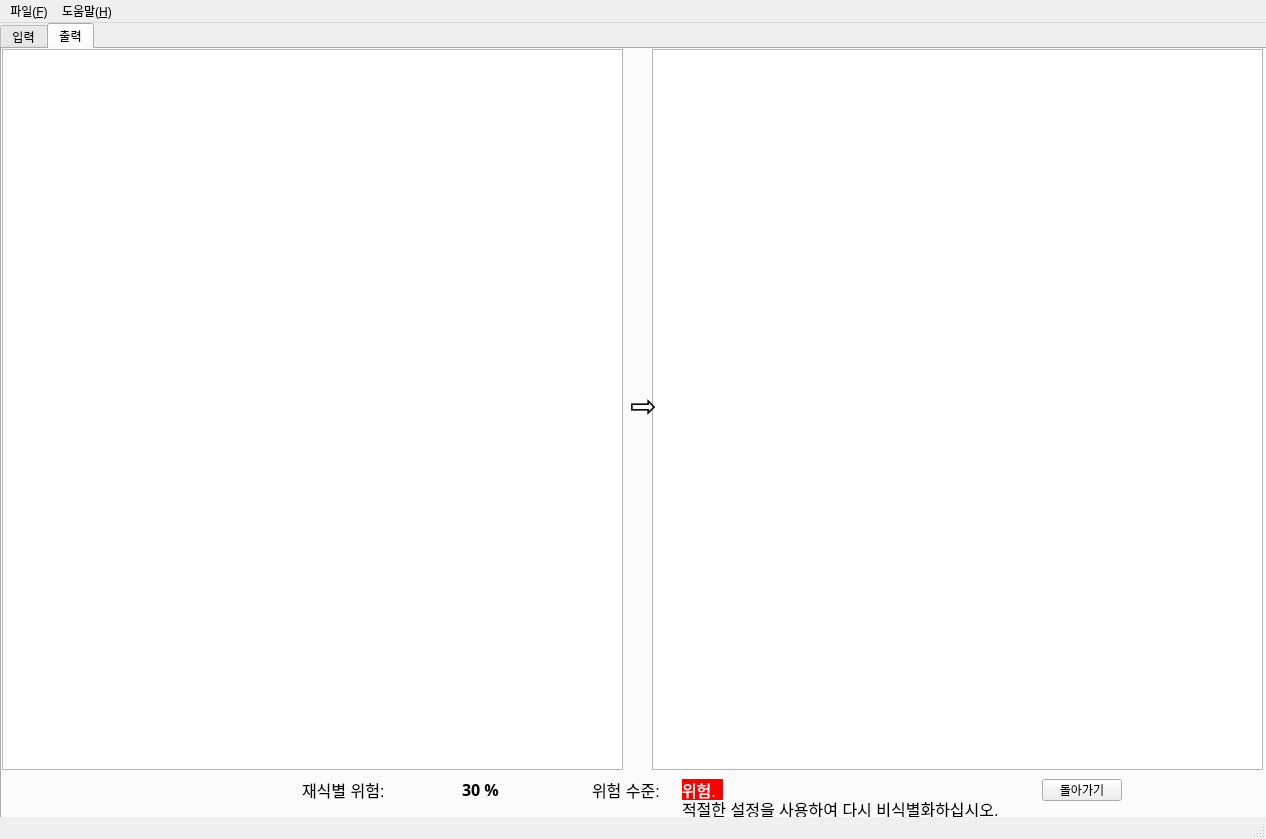
cosine0/anonymize, file src/ui/main.ui: the form before one commit.
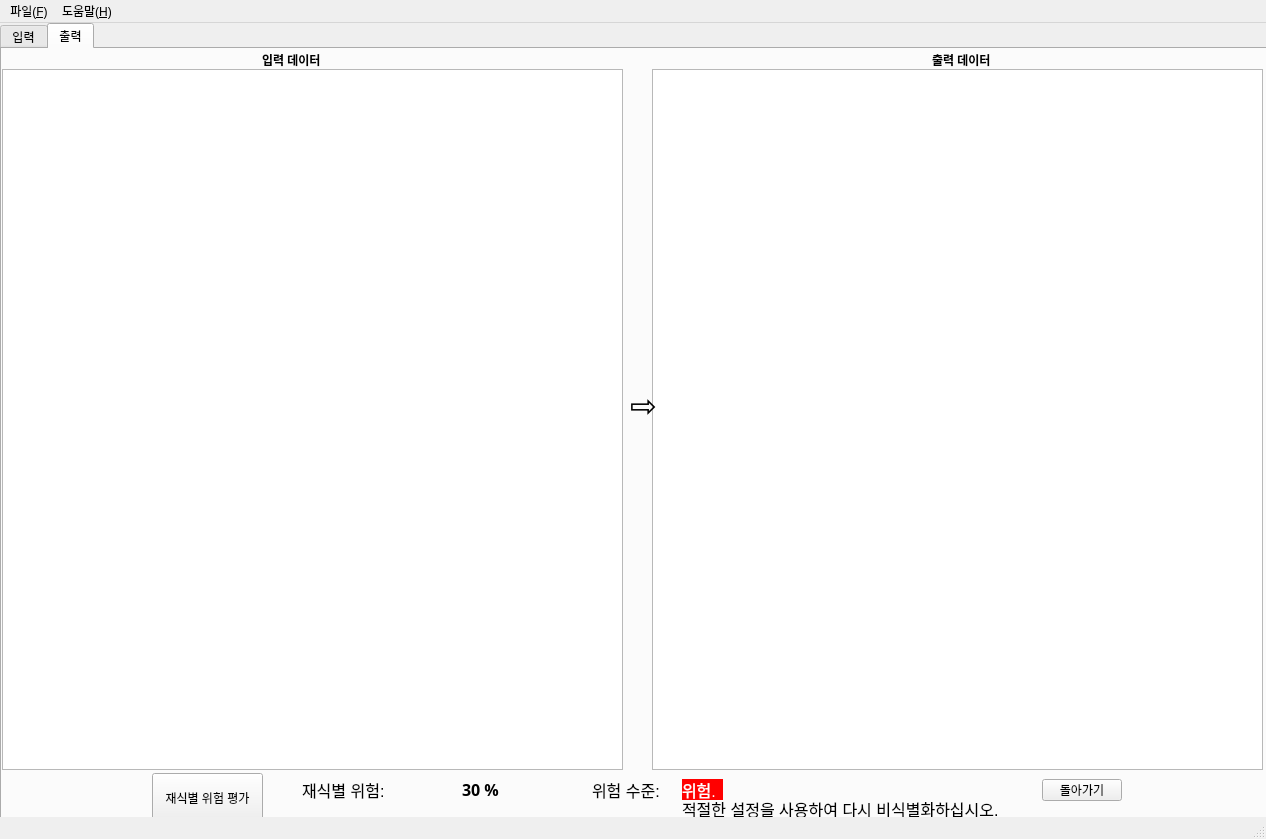
The form after the commit. The open tabs and pages were chosen to show the change.

What changed in the file:
```diff
--- a/src/ui/main.ui
+++ b/src/ui/main.ui
@@ -603,9 +603,9 @@
       <property name="geometry">
        <rect>
         <x>650</x>
-        <y>0</y>
+        <y>20</y>
         <width>611</width>
-        <height>721</height>
+        <height>701</height>
        </rect>
       </property>
       <property name="editTriggers">
@@ -625,9 +625,9 @@
       <property name="geometry">
        <rect>
         <x>0</x>
-        <y>0</y>
+        <y>20</y>
         <width>621</width>
-        <height>721</height>
+        <height>701</height>
        </rect>
       </property>
       <property name="editTriggers">
@@ -662,6 +662,57 @@
        <string>⇨</string>
       </property>
      </widget>
+     <widget class="QLabel" name="label_7">
+      <property name="geometry">
+       <rect>
+        <x>260</x>
+        <y>3</y>
+        <width>101</width>
+        <height>16</height>
+       </rect>
+      </property>
+      <property name="font">
+       <font>
+        <weight>75</weight>
+        <bold>true</bold>
+       </font>
+      </property>
+      <property name="text">
+       <string>입력 데이터</string>
+      </property>
+     </widget>
+     <widget class="QLabel" name="label_12">
+      <property name="geometry">
+       <rect>
+        <x>930</x>
+        <y>3</y>
+        <width>101</width>
+        <height>16</height>
+       </rect>
+      </property>
+      <property name="font">
+       <font>
+        <weight>75</weight>
+        <bold>true</bold>
+       </font>
+      </property>
+      <property name="text">
+       <string>출력 데이터</string>
+      </property>
+     </widget>
+     <widget class="QPushButton" name="pushButton">
+      <property name="geometry">
+       <rect>
+        <x>150</x>
+        <y>724</y>
+        <width>111</width>
+        <height>50</height>
+       </rect>
+      </property>
+      <property name="text">
+       <string>재식별 위험 평가</string>
+      </property>
+     </widget>
     </widget>
    </widget>
   </widget>
```
Left out of the diff: 10 changed lines with no effect on the pictures.
